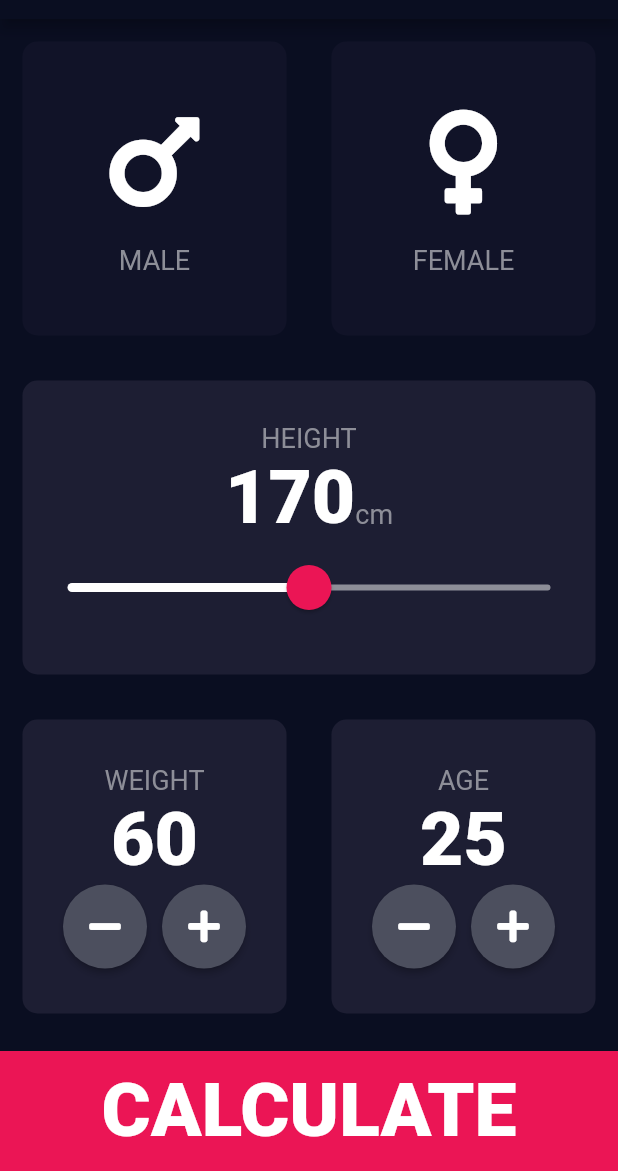
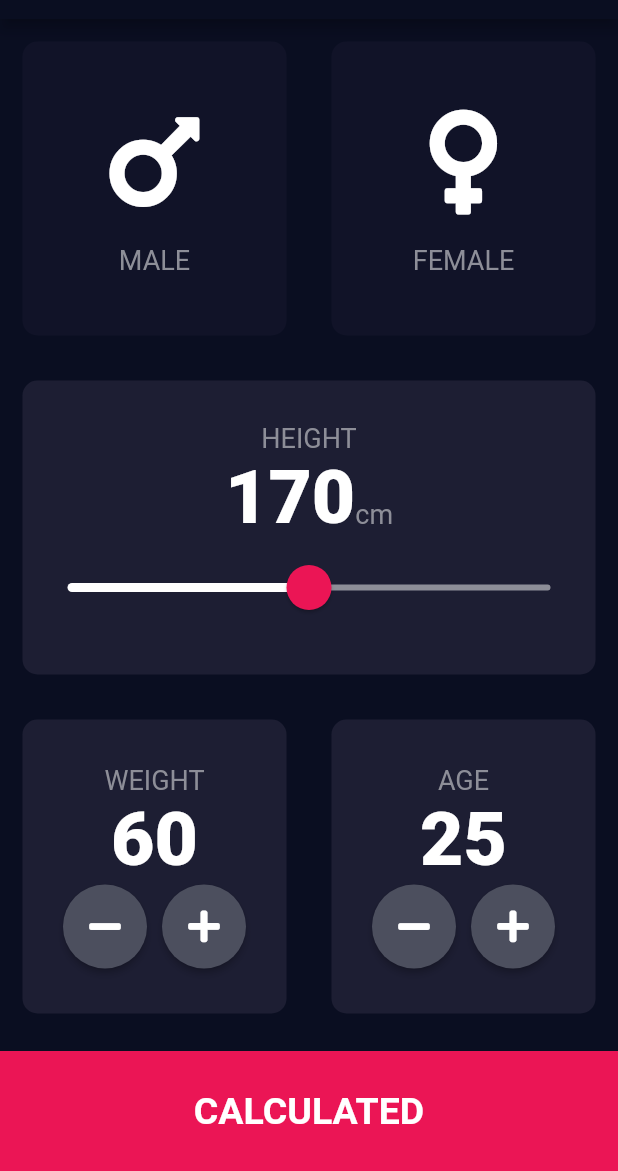
Before and after one commit to a-tiny-developer/bmi_calculator_flutter, a Flutter app: the screen it shows after launch, on a phone screen of 412 x 824 dp, the part 65-1236 px from its top. Run offline on Flutter 3.47's test engine with Material 2 defaults, Android fonts, the phone set to English and light mode, and no system bars; our stand-ins replace font_awesome_flutter.

Commit message:
Added result page

```diff
--- a/lib/screens/home.dart
+++ b/lib/screens/home.dart
@@ -1,4 +1,4 @@
-import 'package:bmi_calculator_flutte/widgets/calculate.dart';
+import 'package:bmi_calculator_flutte/widgets/calculate_button.dart';
 import 'package:flutter/material.dart';
 import 'package:font_awesome_flutter/font_awesome_flutter.dart';
 
@@ -119,10 +119,11 @@ class _HomeScreenState extends State<HomeScreen> {
               ],
             ),
           ),
-          Calculate(
+          CalculateButton(
             onTap: () {
               Navigator.pushNamed(context, '/results');
             },
+            buttonTitle: 'CALCULATED',
           ),
         ],
       ),
--- a/lib/theme/app_theme.dart
+++ b/lib/theme/app_theme.dart
@@ -8,6 +8,16 @@ class AppTheme {
   static const buttonColour = Color(0xFF4C4F5E);
   static const contrastTransparencyColour = Color(0X29EB1555);
   static const textColor = Color(0XFF8D8E98);
+
+  static const bmiTextStyle = TextStyle(
+    fontSize: 100,
+    fontWeight: FontWeight.bold,
+  );
+  static const resultTextStyle = TextStyle(
+    fontSize: 22,
+    color: Color(0xFF24D876),
+    fontWeight: FontWeight.bold,
+  );
 
   static final ThemeData darkTheme = ThemeData.dark().copyWith(
     primaryColor: primaryColor,
@@ -28,12 +38,20 @@ class AppTheme {
         overlayRadius: 30,
       ),
     ),
+    cardColor: activeCardColour,
   );
 
   static const TextTheme darkTextTheme = TextTheme(
+    bodyText1: TextStyle(
+      fontSize: 22,
+    ),
     headline4: TextStyle(
       fontSize: 18,
       color: textColor,
+    ),
+    headline3: TextStyle(
+      fontSize: 25,
+      fontWeight: FontWeight.bold,
     ),
     headline1: TextStyle(
       fontSize: 50,
--- /dev/null
+++ b/lib/widgets/calculate_button.dart
@@ -0,0 +1,32 @@
+import 'package:bmi_calculator_flutte/theme/app_theme.dart';
+import 'package:flutter/material.dart';
+
+class CalculateButton extends StatelessWidget {
+  const CalculateButton({
+    Key? key,
+    required this.onTap,
+    required this.buttonTitle,
+  }) : super(key: key);
+
+  final VoidCallback onTap;
+  final String buttonTitle;
+
+  @override
+  Widget build(BuildContext context) {
+    return GestureDetector(
+      onTap: onTap,
+      child: Container(
+        margin: const EdgeInsets.only(top: 10),
+        color: AppTheme.contrastColour,
+        width: double.infinity,
+        height: 80,
+        child: Center(
+          child: Text(
+            buttonTitle,
+            style: Theme.of(context).textTheme.headline3,
+          ),
+        ),
+      ),
+    );
+  }
+}
```
Also changed, not shown: lib/screens/results_screen.dart (+24 -2 lines), lib/widgets/result_card.dart (added, +41 -0 lines).
